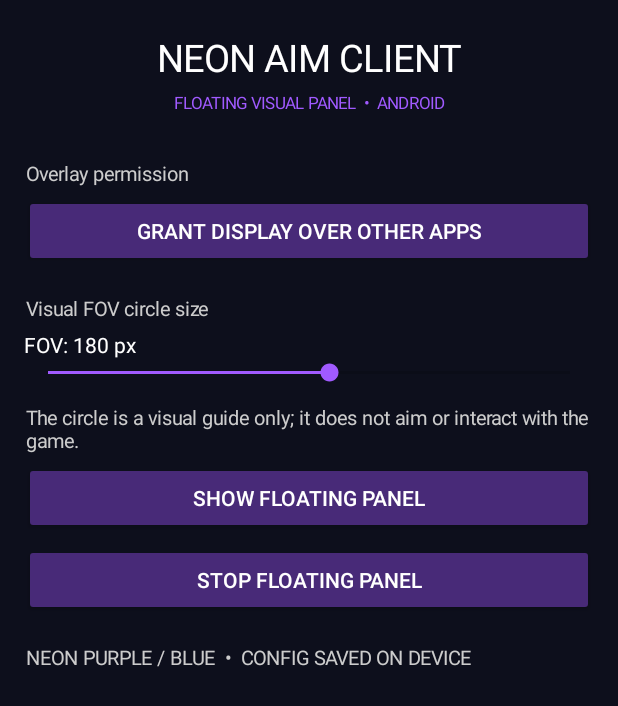
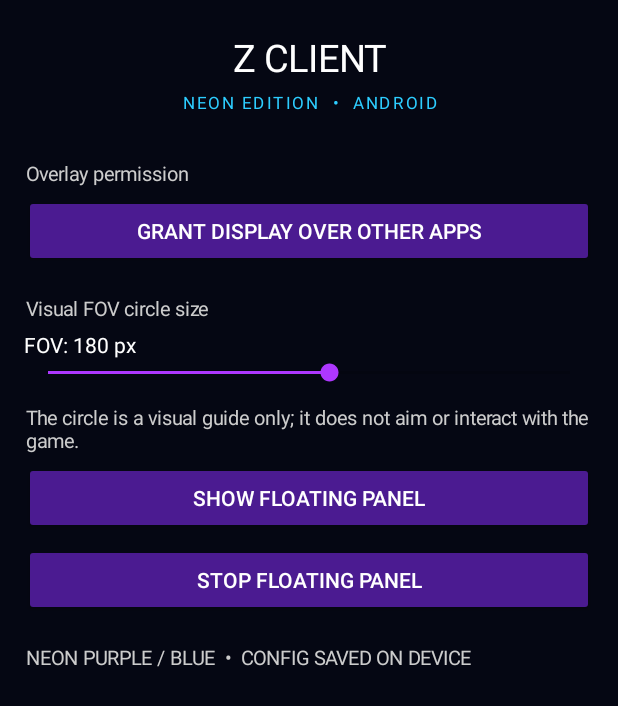
Before and after one commit to artembondarev476-dev/NEON-AIM-CLIENT-ANDROID, an Android app: the screen it shows after launch (MainActivity), on a phone screen of 412 x 824 dp. Shown: the top 706 px of the screen. Run offline under Robolectric (Android 15) with nearby library versions, the phone set to English and light mode, and no system bars.

Commit message:
Refresh Z Client launcher screen with violet cyan neon theme

```diff
--- a/app/src/main/java/com/neon/aimclient/MainActivity.kt
+++ b/app/src/main/java/com/neon/aimclient/MainActivity.kt
@@ -13,8 +13,9 @@ import android.widget.SeekBar
 import android.widget.TextView
 
 class MainActivity : Activity() {
-    private val purple = Color.rgb(160, 90, 255)
-    private val bg = Color.rgb(13, 15, 28)
+    private val purple = Color.rgb(174, 55, 255)
+    private val cyan = Color.rgb(45, 205, 255)
+    private val bg = Color.rgb(5, 7, 19)
 
     override fun onCreate(savedInstanceState: Bundle?) {
         super.onCreate(savedInstanceState)
@@ -28,15 +29,16 @@ class MainActivity : Activity() {
             setBackgroundColor(bg)
         }
         root.addView(TextView(this).apply {
-            text = "NEON AIM CLIENT"
+            text = "Z CLIENT"
             textSize = 25f
             setTextColor(Color.WHITE)
             gravity = Gravity.CENTER
         })
         root.addView(TextView(this).apply {
-            text = "FLOATING VISUAL PANEL  •  ANDROID"
+            text = "NEON EDITION  •  ANDROID"
             textSize = 11f
-            setTextColor(purple)
+            setTextColor(cyan)
+            letterSpacing = 0.16f
             gravity = Gravity.CENTER
             setPadding(0, 8, 0, 28)
         })
@@ -96,7 +98,7 @@ class MainActivity : Activity() {
     private fun actionButton(caption: String, action: () -> Unit) = Button(this).apply {
         text = caption
         setTextColor(Color.WHITE)
-        backgroundTintList = android.content.res.ColorStateList.valueOf(Color.rgb(72, 42, 120))
+        backgroundTintList = android.content.res.ColorStateList.valueOf(Color.rgb(75, 27, 145))
         setOnClickListener { action() }
         layoutParams = LinearLayout.LayoutParams(
             LinearLayout.LayoutParams.MATCH_PARENT,
```
